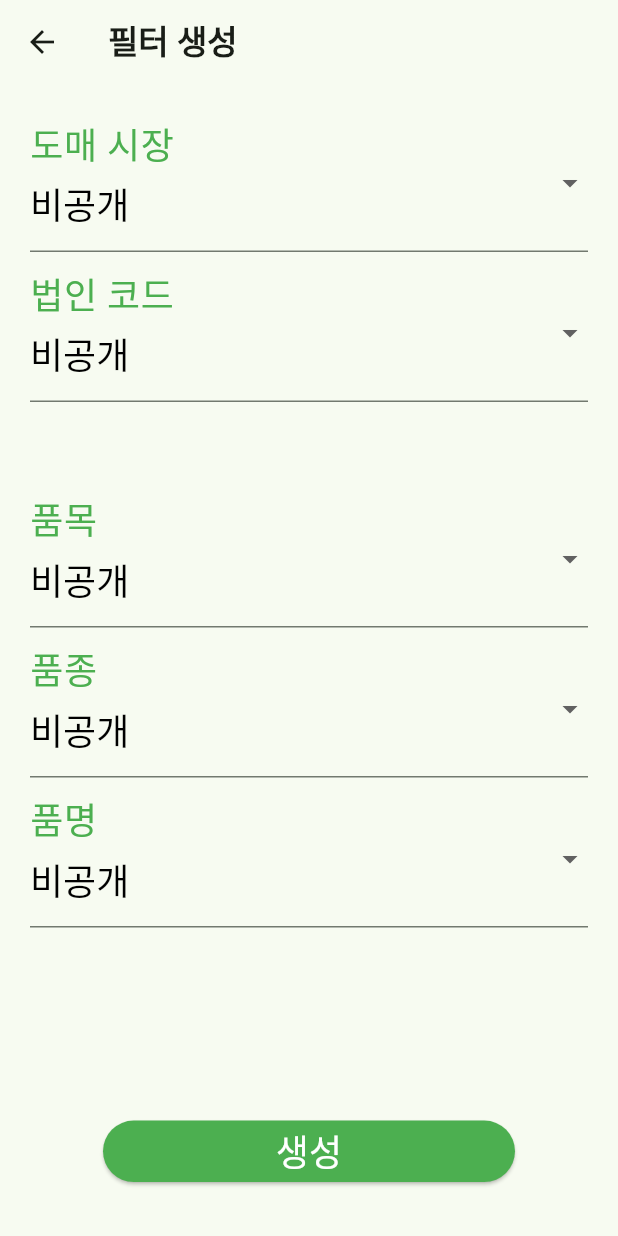
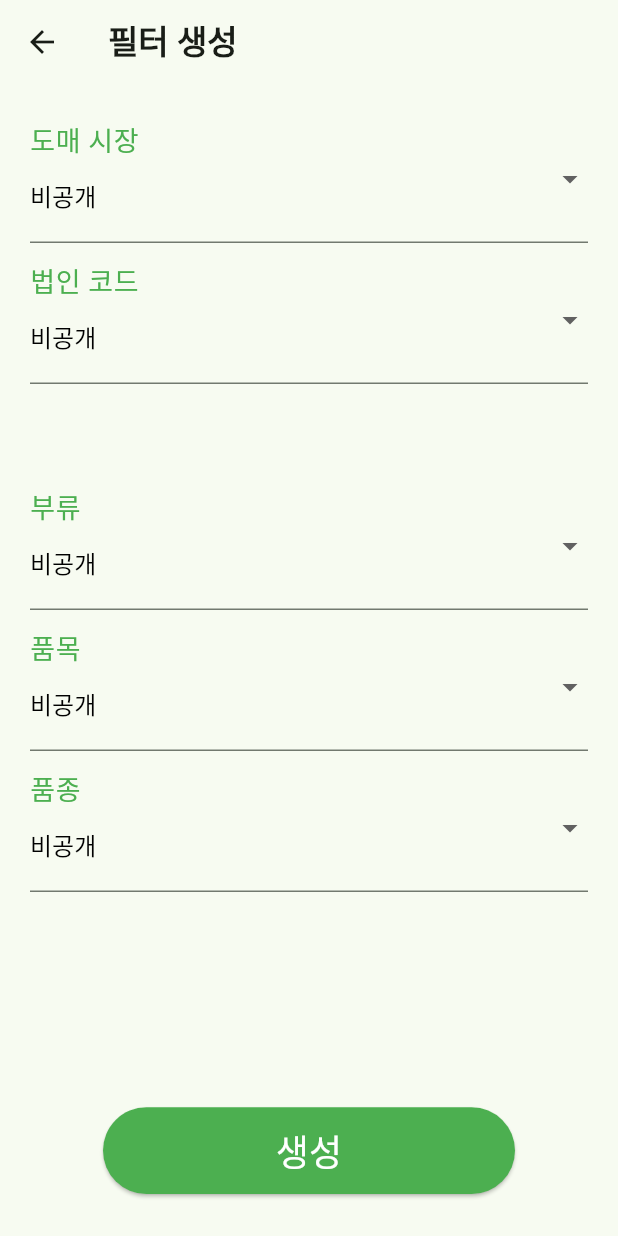
Before and after one commit to Gyeongrak-checker/Gyenongrak-app, a Flutter app: the AddFilterScreen screen opened directly, on a phone screen of 412 x 824 dp. Run offline on Flutter 3.47's test engine with Material 3 defaults, Android fonts, the phone set to English and light mode, and no system bars; our stand-ins replace flutter_riverpod.

Commit message:
feat: 피드백 수정

```diff
--- a/lib/screens/filtter/add_filter_screen.dart
+++ b/lib/screens/filtter/add_filter_screen.dart
@@ -16,7 +16,7 @@ class AddFilterScreen extends StatelessWidget {
           child: Column(
             children: [
               _MarketArea(),
-              SizedBox(height: 48),
+              SizedBox(height: 40),
               _ProductArea(),
               _FilterSaveButton(),
             ],
@@ -53,9 +53,9 @@ class _ProductArea extends StatelessWidget {
       flex: 10,
       child: Column(
         children: [
+          FilterAddDropDown(title: "부류", enabled: true),
           FilterAddDropDown(title: "품목", enabled: true),
           FilterAddDropDown(title: "품종", enabled: true),
-          FilterAddDropDown(title: "품명", enabled: true),
         ],
       ),
     );
@@ -70,7 +70,7 @@ class _FilterSaveButton extends StatelessWidget {
     return Expanded(
       flex: 2,
       child: Padding(
-        padding: const EdgeInsets.all(20.0),
+        padding: const EdgeInsets.all(12.0),
         child: SizedBox(
           width: MediaQuery.of(context).size.width / 1.5,
           child: ElevatedButton(
--- a/lib/widgets/filter/filter_add_drop_down.dart
+++ b/lib/widgets/filter/filter_add_drop_down.dart
@@ -15,11 +15,16 @@ class FilterAddDropDown extends StatelessWidget {
     return Padding(
       padding: const EdgeInsets.all(4.0),
       child: DropdownButtonFormField<String?>(
-        style: TextStyle(fontSize: 24, color: Colors.black),
+        style: TextStyle(
+          fontSize: 16,
+          color: Colors.black,
+          fontWeight: FontWeight.w500,
+        ),
         isDense: false,
         decoration: InputDecoration(
           labelText: title,
-          labelStyle: TextStyle(fontSize: 32, color: Colors.green),
+          labelStyle: TextStyle(fontSize: 24, color: Colors.green),
+
           enabled: enabled,
         ),
         onChanged: (String? newValue) {},
```
Also changed, not shown: lib/widgets/gyuenongrak/list_item.dart (+7 -4 lines).
